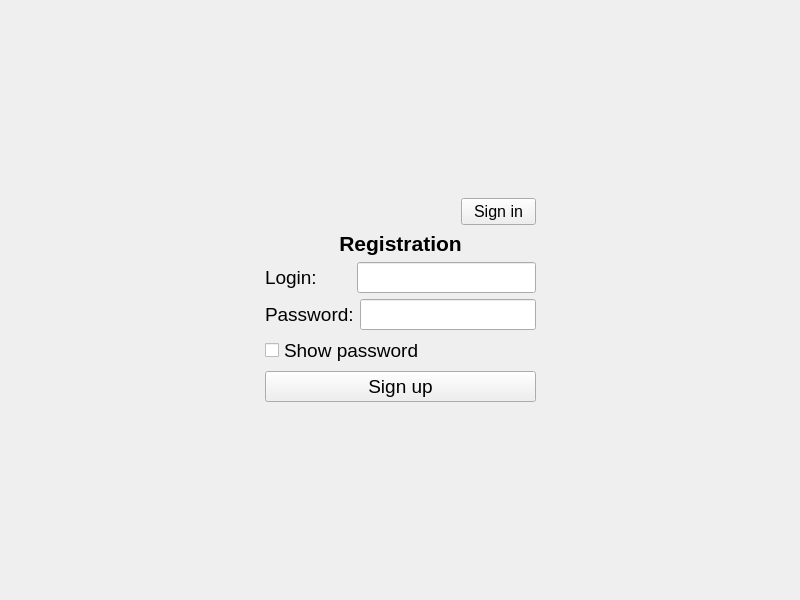
Old version of the form design/ui/registration.ui in the repository Sandrkll1/BookStore.
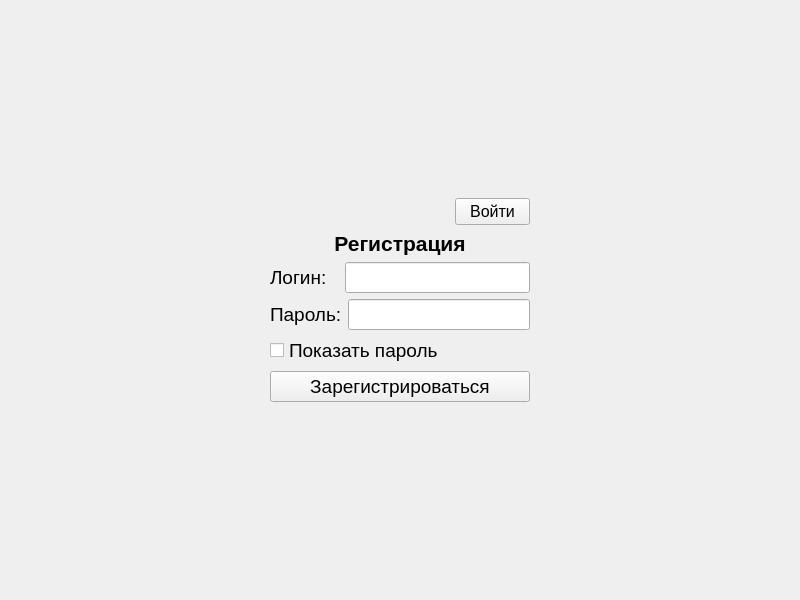
New version of the form.

Diff of the .ui file:
```diff
--- a/design/ui/registration.ui
+++ b/design/ui/registration.ui
@@ -55,7 +55,7 @@
          </font>
         </property>
         <property name="text">
-         <string>Sign in</string>
+         <string>Войти</string>
         </property>
        </widget>
       </item>
@@ -69,7 +69,7 @@
          </font>
         </property>
         <property name="text">
-         <string>Registration</string>
+         <string>Регистрация</string>
         </property>
         <property name="alignment">
          <set>Qt::AlignCenter</set>
@@ -79,7 +79,7 @@
       <item>
        <layout class="QHBoxLayout" name="horizontalLayout">
         <property name="spacing">
-         <number>40</number>
+         <number>18</number>
         </property>
         <item>
          <widget class="QLabel" name="usernameLabel">
@@ -89,7 +89,7 @@
            </font>
           </property>
           <property name="text">
-           <string>Login:</string>
+           <string>Логин:</string>
           </property>
          </widget>
         </item>
@@ -120,7 +120,7 @@
            </font>
           </property>
           <property name="text">
-           <string>Password:</string>
+           <string>Пароль:</string>
           </property>
          </widget>
         </item>
@@ -146,7 +146,7 @@
          </font>
         </property>
         <property name="text">
-         <string>Show password</string>
+         <string>Показать пароль</string>
         </property>
        </widget>
       </item>
@@ -160,7 +160,7 @@
          </font>
         </property>
         <property name="text">
-         <string>Sign up</string>
+         <string>Зарегистрироваться</string>
         </property>
        </widget>
       </item>
```
